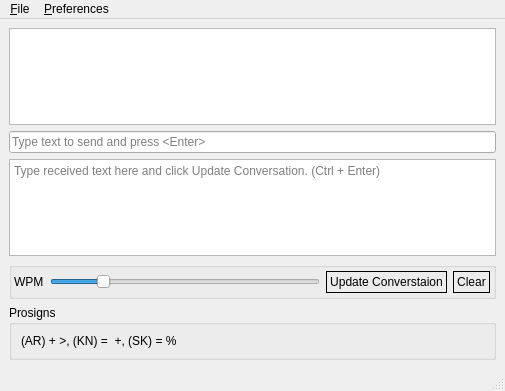
guitarpicva/PicoKeyerTerminal, file picokeyer.ui: the form before one commit.
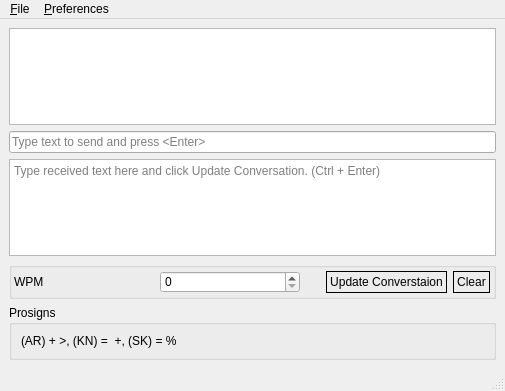
The form after the commit.

The edit to the form file:
```diff
--- a/picokeyer.ui
+++ b/picokeyer.ui
@@ -76,31 +76,13 @@
         <number>3</number>
        </property>
        <item row="0" column="1">
-        <widget class="QSlider" name="wpmDial">
-         <property name="toolTip">
-          <string>Drag the slider to set the Words Per Minute value</string>
-         </property>
-         <property name="minimum">
-          <number>5</number>
-         </property>
+        <widget class="QSpinBox" name="wpmDial">
          <property name="maximum">
           <number>60</number>
          </property>
-         <property name="value">
-          <number>15</number>
-         </property>
-         <property name="orientation">
-          <enum>Qt::Horizontal</enum>
-         </property>
-         <property name="tickPosition">
-          <enum>QSlider::NoTicks</enum>
-         </property>
-         <property name="tickInterval">
-          <number>5</number>
-         </property>
         </widget>
        </item>
-       <item row="0" column="2">
+       <item row="0" column="3">
         <widget class="QPushButton" name="updateConversationButton">
          <property name="sizePolicy">
           <sizepolicy hsizetype="Fixed" vsizetype="Fixed">
@@ -122,7 +104,7 @@
          </property>
         </widget>
        </item>
-       <item row="0" column="3">
+       <item row="0" column="4">
         <widget class="QPushButton" name="clearButton">
          <property name="sizePolicy">
           <sizepolicy hsizetype="Fixed" vsizetype="Fixed">
@@ -145,6 +127,19 @@
          </property>
         </widget>
        </item>
+       <item row="0" column="2">
+        <spacer name="verticalSpacer">
+         <property name="orientation">
+          <enum>Qt::Vertical</enum>
+         </property>
+         <property name="sizeHint" stdset="0">
+          <size>
+           <width>20</width>
+           <height>40</height>
+          </size>
+         </property>
+        </spacer>
+       </item>
       </layout>
      </widget>
     </item>
@@ -175,7 +170,7 @@
      <x>0</x>
      <y>0</y>
      <width>505</width>
-     <height>21</height>
+     <height>26</height>
     </rect>
    </property>
    <widget class="QMenu" name="menu_File">
```
